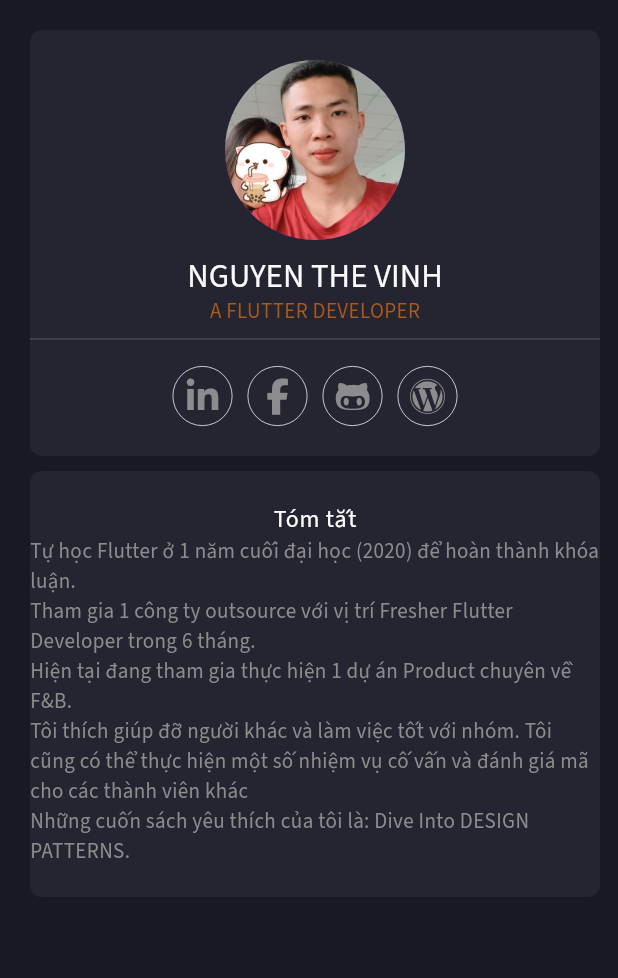
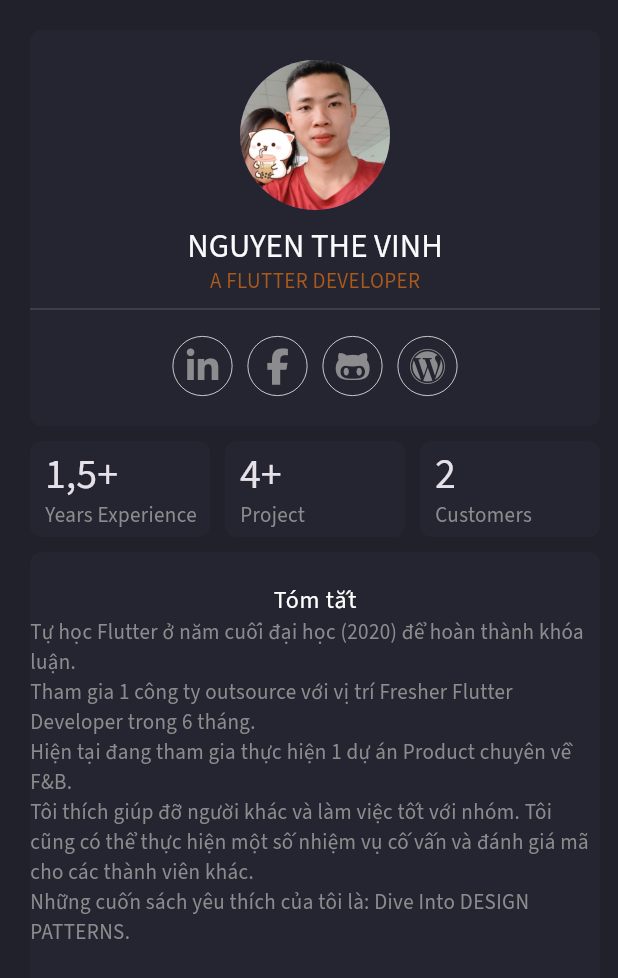
Before and after one commit to lovekid1997/my-cving, a Flutter app: the CvPage screen opened by its route, on a phone screen of 412 x 824 dp. Shown: the top 978 px of the screen. Run offline on Flutter 3.47's test engine with Material 2 defaults, Android fonts, the light colour scheme and no system bars; our stand-ins replace animated_text_kit, flutter_riverpod, font_awesome_flutter, go_router, google_fonts, responsive_framework and 2 more; generated files the repository leaves out were written again; statements that could not run were skipped.

Commit message:
fix naming

```diff
--- a/lib/app/constant/constant.dart
+++ b/lib/app/constant/constant.dart
@@ -14,8 +14,9 @@ const kWidth4 = SizedBox(width: 4);
 const kWidth6 = SizedBox(width: 6);
 const kWidth10 = SizedBox(width: 10);
 const kWidth20 = SizedBox(width: 20);
+const k4 = 4.0;
 const k8 = 8.0;
-const k4 = 4.0;
+const k10 = 10.0;
 const kDuration200ml = Duration(milliseconds: 200);
 const kDuration300ml = Duration(milliseconds: 300);
 const kDuration500ml = Duration(milliseconds: 500);
--- a/lib/app/pages/cv/cv_page.dart
+++ b/lib/app/pages/cv/cv_page.dart
@@ -1,7 +1,8 @@
 import 'package:flutter/material.dart';
 import 'package:go_router/go_router.dart';
 import 'package:my_cving/app/constant/constant.dart';
-import 'package:my_cving/app/pages/cv/avatar_and_information.dart';
+import 'package:my_cving/app/pages/cv/widgets/avatar_and_information.dart';
+import 'package:my_cving/app/pages/cv/widgets/experience_basic.dart';
 import 'package:my_cving/app/utils/extensions.dart';
 import 'package:my_cving/app/utils/theme.dart';
 
@@ -22,11 +23,13 @@ class CvPage extends StatelessWidget {
           Container(
             width: 420,
             padding: const EdgeInsets.all(20),
-            decoration: const BoxDecoration(),
+            color: const Color(0xff20212A),
             child: Column(
               crossAxisAlignment: CrossAxisAlignment.stretch,
               children: const [
                 AvatarAndInformation(),
+                kHeight10,
+                ExperienceBasic(),
                 kHeight10,
                 SummaryWidget(),
               ],
@@ -34,7 +37,7 @@ class CvPage extends StatelessWidget {
           ),
           Expanded(
             child: Container(
-              decoration: const BoxDecoration(),
+              decoration: const BoxDecoration(color: Color(0xff1E1E27)),
               child: Column(
                 children: const [],
               ),
@@ -53,23 +56,20 @@ class SummaryWidget extends StatelessWidget {
   Widget build(BuildContext context) {
     return Container(
       decoration: BoxDecoration(
-        color: const Color(0xff252531),
+        color: cDarkBlue,
         borderRadius: BorderRadius.circular(8),
       ),
       padding: const EdgeInsets.symmetric(vertical: 20),
       child: Column(
         children: [
           Text('Tóm tắt', style: context.bodyText1.copyWith(color: cWhite)),
-          const Text(
-              'Tự học Flutter ở 1 năm cuối đại học (2020) để hoàn thành khóa luận.'),
-          const Text(
-              'Tham gia 1 công ty outsource với vị trí Fresher Flutter Developer trong 6 tháng.'),
-          const Text(
-              'Hiện tại đang tham gia thực hiện 1 dự án Product chuyên về F&B.'),
-          const Text(
-              'Tôi thích giúp đỡ người khác và làm việc tốt với nhóm. Tôi cũng có thể thực hiện một số nhiệm vụ cố vấn và đánh giá mã cho các thành viên khác'),
-          const Text(
-              'Những cuốn sách yêu thích của tôi là: Dive Into DESIGN PATTERNS.'),
+          const Text('''
+Tự học Flutter ở năm cuối đại học (2020) để hoàn thành khóa luận.
+Tham gia 1 công ty outsource với vị trí Fresher Flutter Developer trong 6 tháng.
+Hiện tại đang tham gia thực hiện 1 dự án Product chuyên về F&B.
+Tôi thích giúp đỡ người khác và làm việc tốt với nhóm. Tôi cũng có thể thực hiện một số nhiệm vụ cố vấn và đánh giá mã cho các thành viên khác.
+Những cuốn sách yêu thích của tôi là: Dive Into DESIGN PATTERNS.
+              '''),
         ],
       ),
     );
--- a/lib/app/pages/cv/avatar_and_information.dart
+++ b/lib/app/pages/cv/widgets/avatar_and_information.dart
@@ -15,7 +15,7 @@ class AvatarAndInformation extends StatelessWidget {
   Widget build(BuildContext context) {
     return Container(
       decoration: BoxDecoration(
-        color: const Color(0xff252531),
+        color: cDarkBlue,
         borderRadius: BorderRadius.circular(8),
       ),
       padding: const EdgeInsets.symmetric(vertical: 20),
@@ -24,7 +24,7 @@ class AvatarAndInformation extends StatelessWidget {
           Column(
             children: [
               SizedBox.square(
-                dimension: 120,
+                dimension: 100,
                 child: CircleAvatar(
                   backgroundImage: ImageAssets.myImage.image().image,
                 ),
--- /dev/null
+++ b/lib/app/pages/cv/widgets/experience_basic.dart
@@ -0,0 +1,64 @@
+import 'package:flutter/material.dart';
+import 'package:my_cving/app/constant/constant.dart';
+import 'package:my_cving/app/utils/extensions.dart';
+import 'package:my_cving/app/utils/theme.dart';
+
+class ExperienceBasic extends StatelessWidget {
+  const ExperienceBasic({super.key});
+
+  @override
+  Widget build(BuildContext context) {
+    return Row(
+      children: const [
+        _AnimationItemWidget(
+          title: '1,5+',
+          subTitle: 'Years Experience',
+        ),
+        kWidth10,
+        _AnimationItemWidget(
+          title: '4+',
+          subTitle: 'Project',
+        ),
+        kWidth10,
+        _AnimationItemWidget(
+          title: '2',
+          subTitle: 'Customers',
+        ),
+      ],
+    );
+  }
+}
+
+class _AnimationItemWidget extends StatelessWidget {
+  const _AnimationItemWidget({
+    Key? key,
+    required this.title,
+    required this.subTitle,
+  }) : super(key: key);
+  final String title;
+  final String subTitle;
+  @override
+  Widget build(BuildContext context) {
+    return Expanded(
+      child: Container(
+        decoration: BoxDecoration(
+          color: cDarkBlue,
+          borderRadius: BorderRadius.circular(8),
+        ),
+        padding: const EdgeInsets.fromLTRB(k10, k4, 0, k4),
+        child: Column(
+          crossAxisAlignment: CrossAxisAlignment.start,
+          children: [
+            Text(
+              title,
+              style: context.headline4,
+            ),
+            Text(
+              subTitle,
+            ),
+          ],
+        ),
+      ),
+    );
+  }
+}
--- a/lib/app/utils/extensions.dart
+++ b/lib/app/utils/extensions.dart
@@ -42,6 +42,7 @@ extension StringExtension on String {
 extension ContextExtension on BuildContext {
   ThemeData get theme => Theme.of(this);
 
+  TextStyle get headline4 => theme.textTheme.headline4!;
   TextStyle get headline5 => theme.textTheme.headline5!;
   TextStyle get headline6 => theme.textTheme.headline6!;
   TextStyle get headlineSmall => theme.textTheme.headlineSmall!;
--- a/lib/app/utils/theme.dart
+++ b/lib/app/utils/theme.dart
@@ -7,7 +7,7 @@ const cWhite = Color(0xffFFFFFF);
 const cDividerDark = Color(0xff2C2C2C);
 const cDividerLight = Color.fromARGB(255, 210, 200, 200);
 const cTransparent = Colors.transparent;
-
+const cDarkBlue = Color(0xff252531);
 // colors text
 const cTextLight = Color(0xff717171);
 
```
